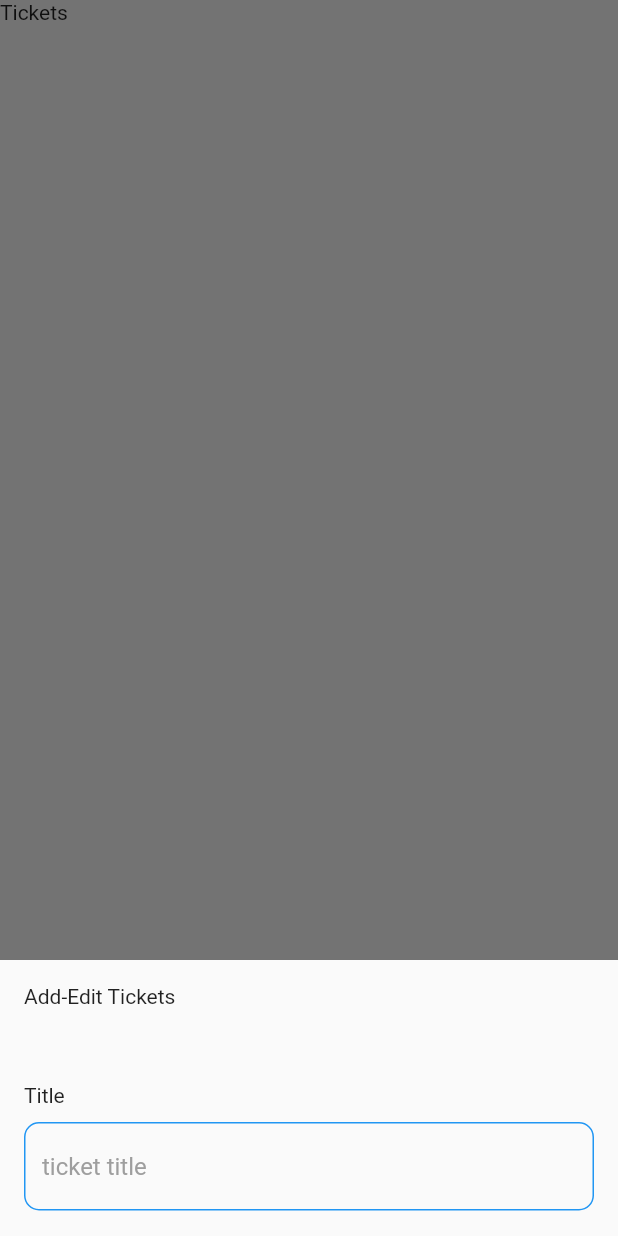
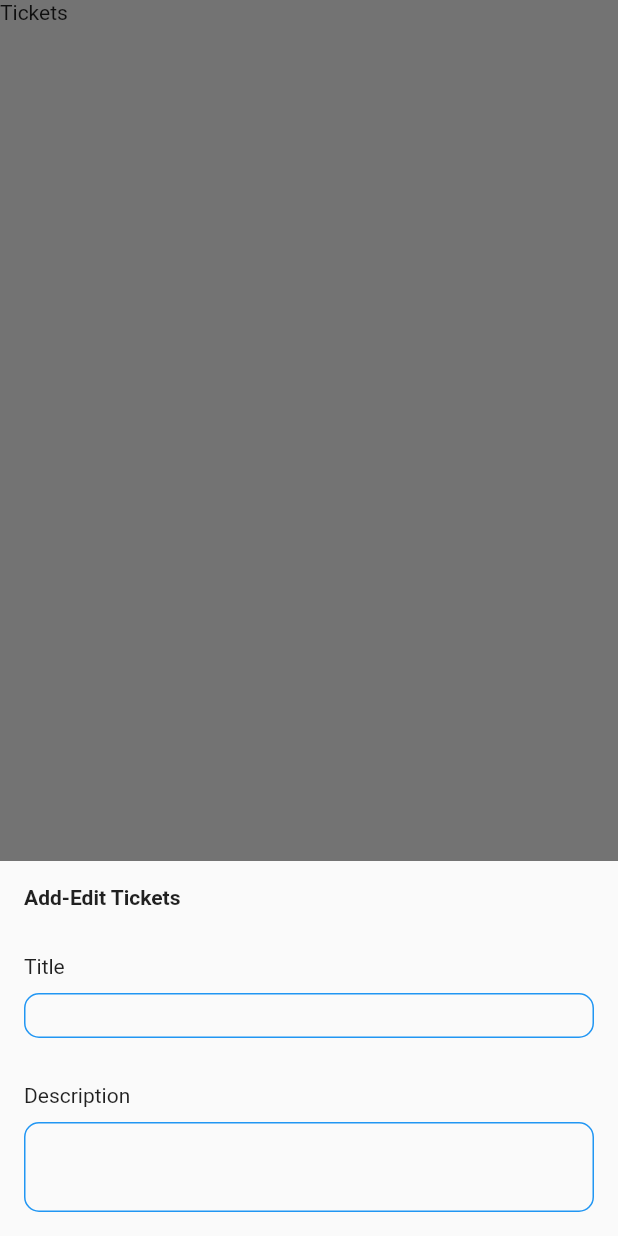
Before and after one commit to RohanSengupta326/BugTracker, a Flutter app: the ProjectTicketTab screen opened directly, after a tap on "+ New Ticket", on a phone screen of 412 x 824 dp. Run offline on Flutter 3.47's test engine with Material 2 defaults, Android fonts, the phone set to English and light mode, and no system bars; our stand-ins replace cloud_firestore, firebase_auth, firebase_core, firebase_storage, font_awesome_flutter, get and 2 more; missing offline and left inert: android_intent_plus, device_apps; accounts and stored records are empty.

Commit message:
keyboard pops back bug fix, modalbottom sheet structure in tickets tab

```diff
--- a/lib/utils/newTicketForm/newTicketForm.dart
+++ b/lib/utils/newTicketForm/newTicketForm.dart
@@ -3,22 +3,41 @@ import 'package:bug_tracker/consts/const_values/ConstValues.dart';
 import 'package:bug_tracker/utils/projectTicketTab/projectTicketTab.dart';
 import 'package:bug_tracker/views/dialogs/dialogs.dart';
 import 'package:flutter/material.dart';
+import 'package:get/get.dart';
 
 class NewTicketForm extends StatelessWidget {
-  GlobalKey<FormState> formKey = GlobalKey();
+  static GlobalKey<FormState> formKey = GlobalKey<FormState>();
+  /*
+  If you declared the GlobalKey<FormState> as non-static and you have multiple instances of the same widget,
+  it will create a new instance of the key every time the widget is created. This can cause unexpected
+  behavior, such as the keyboard popping back down when you try to submit a form in a TextFormField.
+
+  By making the key static, there will only be one instance of the key across all instances of the widget,
+  ensuring that the state of the form is properly maintained. This can help prevent issues like the
+  keyboard popping back down when you submit a form.
+   */
 
   @override
   Widget build(BuildContext context) {
-    return Padding(
-      padding: const EdgeInsets.all(ConstValues.PADDING),
-      child: SingleChildScrollView(
+    return SingleChildScrollView(
+      child: Container(
+        padding: EdgeInsets.only(
+          top: ConstValues.PADDING,
+          bottom:
+              MediaQuery.of(context).viewInsets.bottom + ConstValues.PADDING,
+          left: ConstValues.PADDING,
+          right: ConstValues.PADDING,
+        ),
         child: Column(
           children: [
             Align(
               alignment: Alignment.topLeft,
-              child: Text('Add-Edit Tickets'),
+              child: Text(
+                'Add-Edit Tickets',
+                style: TextStyle(fontWeight: FontWeight.bold),
+              ),
             ),
-            SizedBox(height: ConstValues.VALUE_50),
+            SizedBox(height: 30),
             Form(
               key: formKey,
               child: Column(
@@ -34,7 +53,7 @@ class NewTicketForm extends StatelessWidget {
                     height: 10,
                   ),
                   SizedBox(
-                    height: 60,
+                    height: 30,
                     child: TextFormField(
                       maxLines: 1,
                       style: TextStyle(color: Colors.black),
@@ -46,7 +65,66 @@ class NewTicketForm extends StatelessWidget {
                         return null;
                       },
                       // initialValue: NewProjectFormPage.projectName,
-                      key: ValueKey('Ticket Title'),
+                      keyboardType: TextInputType.text,
+                      decoration: InputDecoration(
+                        focusedBorder: OutlineInputBorder(
+                          borderRadius: BorderRadius.circular(15.0),
+                          borderSide: BorderSide(
+                              color: ConstColors.PRIMARY_SWATCH_COLOR),
+                        ),
+                        enabledBorder: OutlineInputBorder(
+                          borderRadius: BorderRadius.circular(10.0),
+                          borderSide: BorderSide(
+                            color: ConstColors.PRIMARY_SWATCH_COLOR,
+                          ),
+                        ),
+                        errorBorder: OutlineInputBorder(
+                          borderRadius: BorderRadius.circular(10.0),
+                          borderSide: BorderSide(
+                            color: ConstColors.ERROR_COLOR,
+                          ),
+                        ),
+                        focusColor: ConstColors.PRIMARY_SWATCH_COLOR,
+                        border: OutlineInputBorder(
+                          borderRadius: BorderRadius.circular(10),
+                          borderSide: const BorderSide(
+                            color: ConstColors.PRIMARY_SWATCH_COLOR,
+                          ),
+                        ),
+                        hintStyle: TextStyle(
+                          color: ConstColors.HINT_COLOR,
+                        ),
+                      ),
+                      onSaved: (value) {
+                        ProjectTicketTab.ticketTitle = value as String;
+                      },
+                    ),
+                  ),
+                  SizedBox(
+                    height: 30,
+                  ),
+                  Align(
+                    alignment: Alignment.topLeft,
+                    child: Text(
+                      'Description',
+                    ),
+                  ),
+                  SizedBox(
+                    height: 10,
+                  ),
+                  SizedBox(
+                    height: 60,
+                    child: TextFormField(
+                      maxLines: 3,
+                      style: TextStyle(color: Colors.black),
+                      cursorColor: ConstColors.PRIMARY_SWATCH_COLOR,
+                      validator: (value) {
+                        if (value!.isEmpty) {
+                          return Dialogs.EMPTY_FIELD;
+                        }
+                        return null;
+                      },
+                      // initialValue: NewProjectFormPage.projectName,
                       keyboardType: TextInputType.text,
                       decoration: InputDecoration(
                         focusedBorder: OutlineInputBorder(
@@ -73,13 +151,12 @@ class NewTicketForm extends StatelessWidget {
                             color: ConstColors.PRIMARY_SWATCH_COLOR,
                           ),
                         ),
-                        hintText: 'ticket title',
                         hintStyle: TextStyle(
                           color: ConstColors.HINT_COLOR,
                         ),
                       ),
                       onSaved: (value) {
-                        ProjectTicketTab.ticketTitle = value as String;
+                        ProjectTicketTab.ticketDesc = value as String;
                       },
                     ),
                   )
--- a/lib/utils/projectTicketTab/projectTicketTab.dart
+++ b/lib/utils/projectTicketTab/projectTicketTab.dart
@@ -3,15 +3,19 @@ import "package:flutter/material.dart";
 
 class ProjectTicketTab extends StatelessWidget {
   static String ticketTitle = "";
+  static String ticketDesc = "";
 
   @override
   Widget build(BuildContext context) {
     return Scaffold(
-      resizeToAvoidBottomInset: true,
-      body: Column(
-        children: [Text('Tickets')],
+      body: SingleChildScrollView(
+        child: Column(
+          children: [
+            Text('Tickets'),
+          ],
+        ),
       ),
-      floatingActionButton: Container(
+      floatingActionButton: SizedBox(
         width: 120,
         height: 40,
         child: FloatingActionButton(
--- a/lib/views/pages/DetailedTabPages/detailedTabPages.dart
+++ b/lib/views/pages/DetailedTabPages/detailedTabPages.dart
@@ -64,6 +64,7 @@ class DetailedTabPages extends StatelessWidget {
       child: Builder(
         builder: ((context) {
           return Scaffold(
+            resizeToAvoidBottomInset: true,
             appBar: AppBar(
               backgroundColor: Colors.white,
               centerTitle: false,
```
